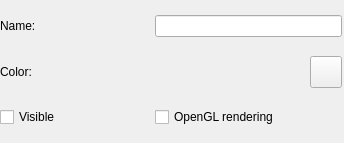
First picture: the form in Alames/forms/rightwidgetsection.ui, repository KLZ-0/Alames, before the edit.
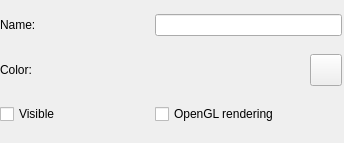
Second picture: the form after the edit.

```diff
--- a/Alames/forms/rightwidgetsection.ui
+++ b/Alames/forms/rightwidgetsection.ui
@@ -36,7 +36,7 @@
     <number>2</number>
    </property>
    <property name="bottomMargin">
-    <number>2</number>
+    <number>4</number>
    </property>
    <item row="1" column="2">
     <widget class="QPushButton" name="colorPickButton">
```
